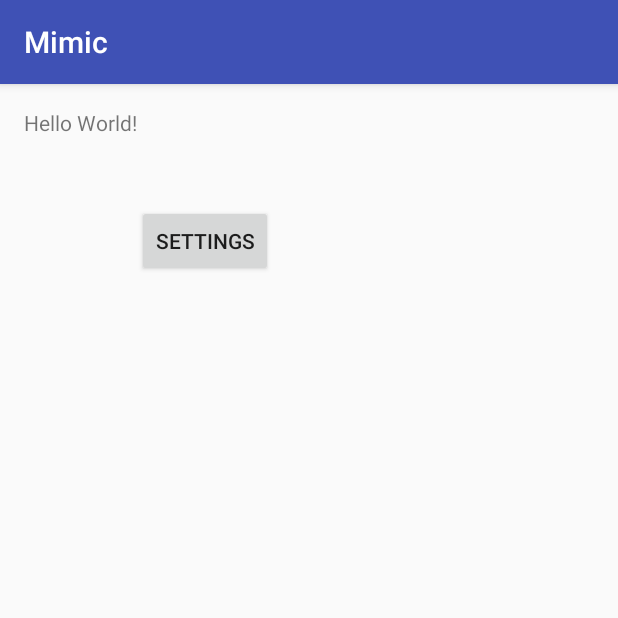
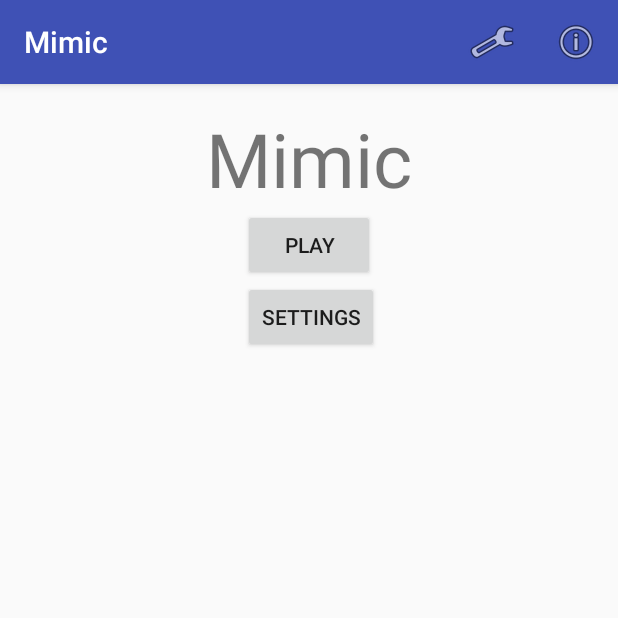
Before and after one commit to dodlaz/Mimic, an Android app: the screen it shows after launch (MainActivity), on a phone screen of 412 x 824 dp, the top half of it. Run offline under Robolectric (Android 15) with nearby library versions, the phone set to English and light mode, and no system bars.

Commit message:
Play Activity

```diff
--- a/app/src/main/AndroidManifest.xml
+++ b/app/src/main/AndroidManifest.xml
@@ -18,6 +18,10 @@
         <activity
             android:name=".SettingsActivity"
             android:label="@string/title_activity_settings"
+            android:theme="@style/AppTheme.NoActionBar" />
+        <activity
+            android:name=".GameActivity"
+            android:label="@string/title_activity_game"
             android:theme="@style/AppTheme.NoActionBar"></activity>
     </application>
 
--- a/app/src/main/java/com/example/dodlaz/mimic/MainActivity.java
+++ b/app/src/main/java/com/example/dodlaz/mimic/MainActivity.java
@@ -1,38 +1,93 @@
 package com.example.dodlaz.mimic;
 
+import android.app.AlertDialog;
+import android.content.DialogInterface;
 import android.content.Intent;
 import android.content.SharedPreferences;
+import android.net.Uri;
 import android.preference.PreferenceManager;
-import android.support.design.widget.Snackbar;
 import android.support.v7.app.AppCompatActivity;
 import android.os.Bundle;
+import android.view.Menu;
+import android.view.MenuItem;
 import android.view.View;
 import android.widget.Button;
-import android.widget.Switch;
 import android.widget.TextView;
 
-import org.w3c.dom.Text;
-
 public class MainActivity extends AppCompatActivity {
-    Button button;
-    TextView text;
+    private static final String TAG = MainActivity.class.getSimpleName();
+    Button main_button_settings;
+    Button main_button_play;
+    TextView h1;
 
     @Override
     protected void onCreate(Bundle savedInstanceState) {
         super.onCreate(savedInstanceState);
         setContentView(R.layout.activity_main);
-        button = (Button) findViewById(R.id.button);
-        button.setOnClickListener(myhandler);
+        main_button_play = (Button) findViewById(R.id.main_button_play);
+        main_button_play.setOnClickListener(button);
+        main_button_settings = (Button) findViewById(R.id.main_button_settings);
+        main_button_settings.setOnClickListener(button);
 
-        text = (TextView) findViewById(R.id.textView);
+        h1 = (TextView) findViewById(R.id.main_textview_h1);
 
     }
-    View.OnClickListener myhandler = new View.OnClickListener() {
+    View.OnClickListener button = new View.OnClickListener() {
         public void onClick(View v) {
-            startActivity(new Intent(getApplicationContext(), SettingsActivity.class));
+            switch (v.getId()) {
+                case R.id.main_button_play:
+                    startActivity(new Intent(getApplicationContext(), GameActivity.class));
+                    break;
+                case R.id.main_button_settings:
+                    startActivity(new Intent(getApplicationContext(), SettingsActivity.class));
 
-            SharedPreferences sp = PreferenceManager.getDefaultSharedPreferences(getApplicationContext());
-            //text.setText("Box: " + (sp.getBoolean("Music", false) ? "True" : "False"));
+                    SharedPreferences sp = PreferenceManager.getDefaultSharedPreferences(getApplicationContext());
+                    //text.setText("Box: " + (sp.getBoolean("Music", false) ? "True" : "False"));
+                    break;
+            }
         }
     };
+
+    @Override
+    public boolean onCreateOptionsMenu(Menu menu) {
+        super.onCreateOptionsMenu(menu);
+        getMenuInflater().inflate(R.menu.main, menu);
+        MenuItem mediaRouteMenuItem = menu.findItem(R.id.media_route_menu_item);
+        mediaRouteMenuItem.setIcon(android.R.drawable.ic_menu_preferences);
+
+        MenuItem donate = menu.findItem(R.id.donate_menu_item);
+        donate.setIcon(android.R.drawable.ic_menu_info_details);
+
+        return true;
+    }
+    @Override
+    public boolean onOptionsItemSelected(MenuItem item)
+    {
+        switch (item.getItemId())
+        {
+            case R.id.media_route_menu_item:
+                startActivity(new Intent(getApplicationContext(), SettingsActivity.class));
+                return true;
+            case R.id.donate_menu_item:
+                AlertDialog.Builder builder = new AlertDialog.Builder(MainActivity.this);
+                builder.setMessage("Donate to the devoloper")
+                        .setPositiveButton("Donate", new DialogInterface.OnClickListener() {
+                            public void onClick(DialogInterface dialog, int id) {
+                                Intent viewIntent = new Intent("android.intent.action.VIEW",
+                                        Uri.parse(getApplicationContext().getResources().getString(R.string.donate_url)));
+                                startActivity(viewIntent);
+                            }
+                        })
+                        .setNegativeButton("Cancel", new DialogInterface.OnClickListener() {
+                            public void onClick(DialogInterface dialog, int id) {
+                                // User cancelled the dialog
+                            }
+                        });
+
+                return true;
+            default:
+                return super.onOptionsItemSelected(item);
+        }
+    }
+
 }
--- a/app/src/main/res/layout/activity_main.xml
+++ b/app/src/main/res/layout/activity_main.xml
@@ -12,15 +12,25 @@
     <TextView
         android:layout_width="wrap_content"
         android:layout_height="wrap_content"
-        android:text="Hello World!"
-        android:id="@+id/textView" />
+        android:text="@string/app_name"
+        android:id="@+id/main_textview_h1"
+        android:textSize="50dp"
+        android:layout_alignParentTop="true"
+        android:layout_centerHorizontal="true" />
+
+    <Button
+        android:layout_width="wrap_content"
+        android:layout_height="wrap_content"
+        android:text="Play"
+        android:id="@+id/main_button_play"
+        android:layout_below="@+id/main_textview_h1"
+        android:layout_centerHorizontal="true" />
 
     <Button
         android:layout_width="wrap_content"
         android:layout_height="wrap_content"
         android:text="@string/title_activity_settings"
-        android:id="@+id/button"
-        android:layout_below="@+id/textView"
-        android:layout_toEndOf="@+id/textView"
-        android:layout_marginTop="45dp" />
+        android:id="@+id/main_button_settings"
+        android:layout_below="@+id/main_button_play"
+        android:layout_alignStart="@+id/main_button_play" />
 </RelativeLayout>
--- /dev/null
+++ b/app/src/main/res/menu/main.xml
@@ -0,0 +1,32 @@
+<?xml version="1.0" encoding="utf-8"?>
+<!--
+     Copyright (C) 2014 The Android Open Source Project
+
+     Licensed under the Apache License, Version 2.0 (the "License");
+     you may not use this file except in compliance with the License.
+     You may obtain a copy of the License at
+
+          http://www.apache.org/licenses/LICENSE-2.0
+
+     Unless required by applicable law or agreed to in writing, software
+     distributed under the License is distributed on an "AS IS" BASIS,
+     WITHOUT WARRANTIES OR CONDITIONS OF ANY KIND, either express or implied.
+     See the License for the specific language governing permissions and
+     limitations under the License.
+-->
+<menu xmlns:android="http://schemas.android.com/apk/res/android"
+    xmlns:app="http://schemas.android.com/apk/res-auto" >
+
+    <item
+        android:id="@+id/media_route_menu_item"
+        android:title="@string/media_route_menu_title"
+        app:actionProviderClass="android.support.v7.app.MediaRouteActionProvider"
+        app:showAsAction="always"/>
+
+    <item
+        android:id="@+id/donate_menu_item"
+        android:title="@string/donate_menu_item_title"
+        app:actionProviderClass="android.support.v7.app.MediaRouteActionProvider"
+        app:showAsAction="always"/>
+
+</menu>
--- a/app/src/main/res/values/strings.xml
+++ b/app/src/main/res/values/strings.xml
@@ -6,6 +6,22 @@
     <string name="on">På</string>
     <string name="off">Av</string>
 
+    <string name="donate_menu_item_title">Donera</string>
+    <string name="donate_url">https://paypal.me/ArvidKarlsson/10</string>
+
 
     <string name="music">Musik</string>
+
+    <string name="app_id">794B7BBF</string>
+    <string name="namespace">urn:x-cast:com.google.cast.sample.helloworld</string>
+    <string name="action_settings">Settings</string>
+    <string name="message_to_cast">Message to Cast&#8230;</string>
+    <string name="media_route_menu_title">Play on&#8230;</string>
+    <string name="instructions">Talk to me</string>
+    <string name="title_activity_game">Game</string>
+
+    <!--Time-->
+    <string name="n_sec">N sec</string>
+    <string name="sec_remaining">Seconds remaining</string>
+    <string name="game_over">Game Over</string>
 </resources>
--- /dev/null
+++ b/settings.gradle
@@ -0,0 +1 @@
+include ':app'
```
Also changed, not shown: app/src/main/java/com/example/dodlaz/mimic/GameActivity.java (added, +52 -0 lines), app/src/main/res/layout/activity_game.xml (added, +34 -0 lines), app/src/main/res/layout/content_game.xml (added, +24 -0 lines), build.gradle (added, +23 -0 lines), gradle.properties (added, +18 -0 lines), gradle/wrapper/gradle-wrapper.properties (added), 4 other files.
